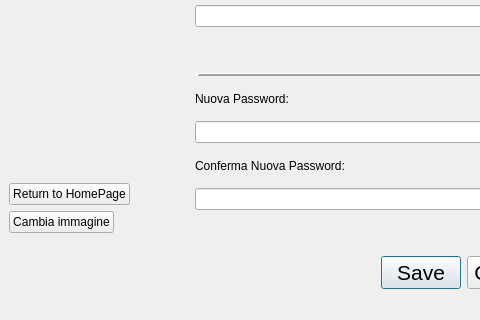
cosimo265598/Edilive, file Login/profilepage.ui: the form before one commit; both pictures show x 0 to 480 and y 122 to 442 of the 742 by 442 pixel window.
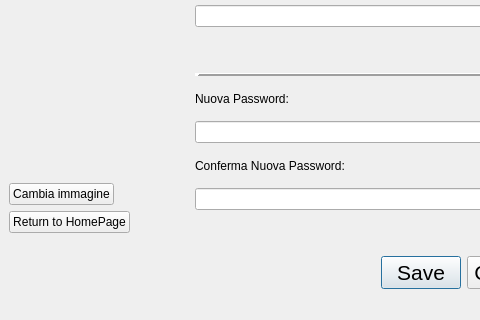
The form after the commit.

Commit message: added functionalities for update account info (image, nickname and password) but still to finish. Plus, finish the server-side and add a failure/success message from server to client

The edit to the form file:
```diff
--- a/Login/profilepage.ui
+++ b/Login/profilepage.ui
@@ -96,23 +96,7 @@
          <enum>QLayout::SetDefaultConstraint</enum>
         </property>
         <item>
-         <widget class="QPushButton" name="pushButton_returnToHome">
-          <property name="sizePolicy">
-           <sizepolicy hsizetype="Maximum" vsizetype="Maximum">
-            <horstretch>0</horstretch>
-            <verstretch>0</verstretch>
-           </sizepolicy>
-          </property>
-          <property name="layoutDirection">
-           <enum>Qt::LeftToRight</enum>
-          </property>
-          <property name="text">
-           <string>Return to HomePage</string>
-          </property>
-         </widget>
-        </item>
-        <item>
-         <widget class="QPushButton" name="pushButton">
+         <widget class="QPushButton" name="pushButton_changeImage">
           <property name="sizePolicy">
            <sizepolicy hsizetype="Maximum" vsizetype="Maximum">
             <horstretch>0</horstretch>
@@ -133,6 +117,22 @@
           </property>
          </widget>
         </item>
+        <item>
+         <widget class="QPushButton" name="pushButton_returnToHome">
+          <property name="sizePolicy">
+           <sizepolicy hsizetype="Maximum" vsizetype="Maximum">
+            <horstretch>0</horstretch>
+            <verstretch>0</verstretch>
+           </sizepolicy>
+          </property>
+          <property name="layoutDirection">
+           <enum>Qt::LeftToRight</enum>
+          </property>
+          <property name="text">
+           <string>Return to HomePage</string>
+          </property>
+         </widget>
+        </item>
        </layout>
       </item>
      </layout>
```
Left out of the diff: 8 changed lines with no effect on the pictures. The commit also changes 19 other files.
